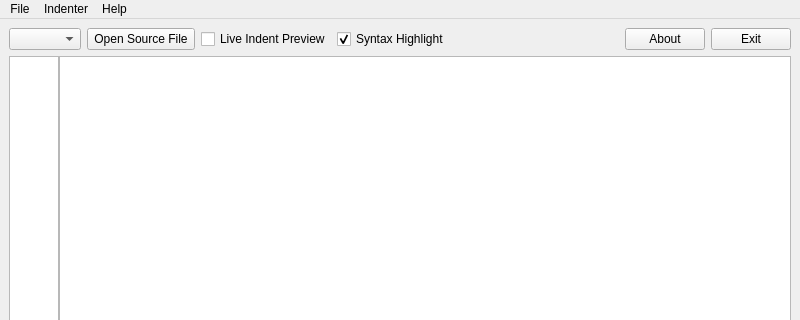
Before: the Qt Designer form src/indentgui.ui in yuhaoth/univsalindent, drawn with Qt 5; both pictures show x 0 to 800 and y 0 to 320 of the 800 by 600 pixel window.
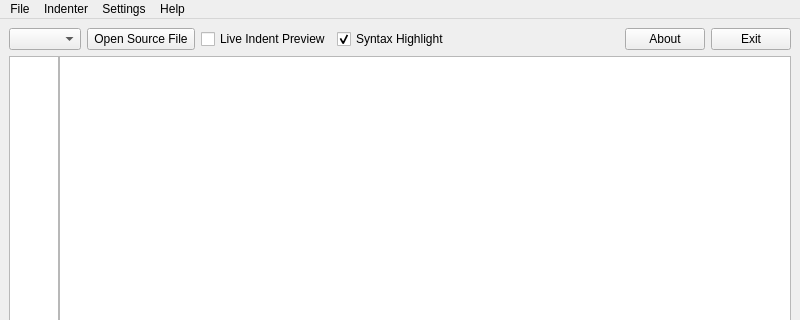
After: the same form once the commit is applied. Icons and pictures are not drawn.

Commit message: Added a menu entry "settings", where the paramter toolt tips can be turned on and off.

What changed in the file:
```diff
--- a/src/indentgui.ui
+++ b/src/indentgui.ui
@@ -252,8 +252,15 @@
     <addaction name="menuExport" />
     <addaction name="actionExit" />
    </widget>
+   <widget class="QMenu" name="menuSettings" >
+    <property name="title" >
+     <string>Settings</string>
+    </property>
+    <addaction name="actionParameter_Tooltips" />
+   </widget>
    <addaction name="menuFile" />
    <addaction name="menuIndenter" />
+   <addaction name="menuSettings" />
    <addaction name="menuHelp" />
   </widget>
   <action name="actionOpen_Source_File" >
```
Left out of the diff: 17 changed lines with no effect on the pictures. The commit also changes 2 other files.
